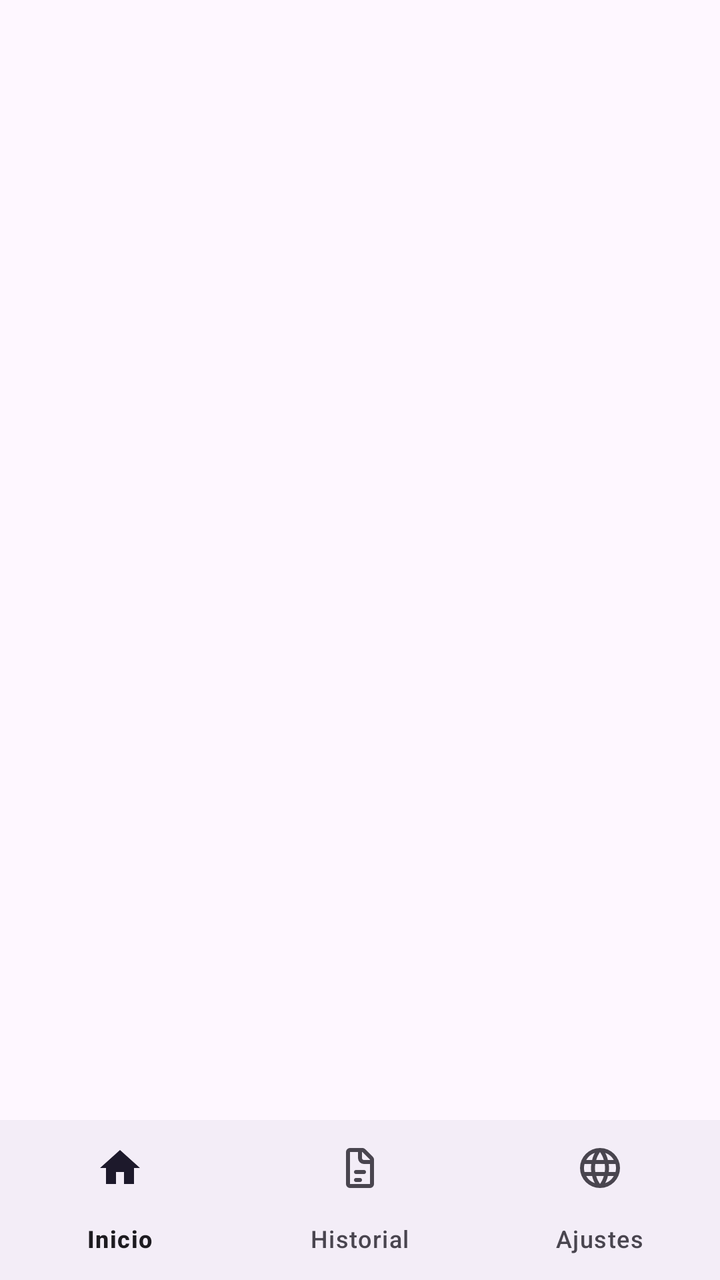
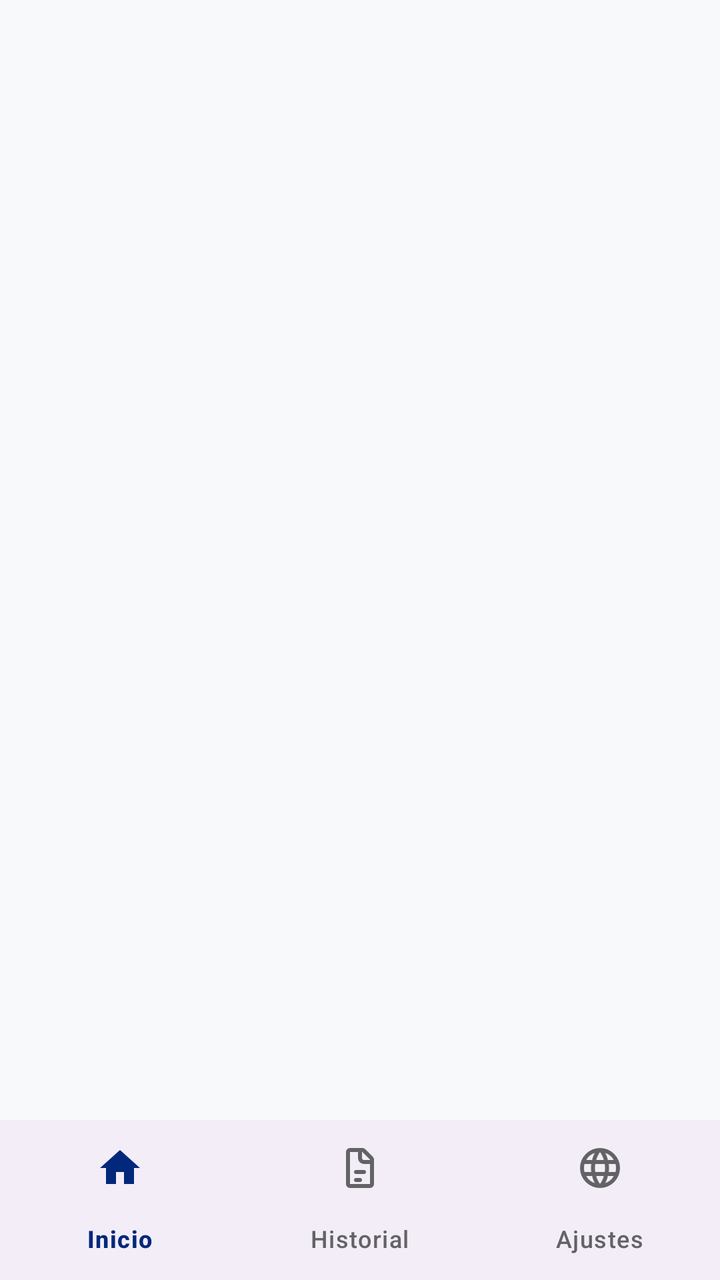

Compare the two renders of this Android layout. The source of the first and the diff that turns it into the second are given below.
<!-- AndroidManifest.xml: application theme Theme.AlertBLO -->
<!-- res/layout/activity_main.xml -->
<?xml version="1.0" encoding="utf-8"?>
<LinearLayout xmlns:android="http://schemas.android.com/apk/res/android"
    xmlns:app="http://schemas.android.com/apk/res-auto"
    android:layout_width="match_parent"
    android:layout_height="match_parent"
    android:gravity="center_horizontal"
    android:orientation="vertical" >

        <FrameLayout
            android:layout_width="match_parent"
            android:layout_height="0dp"
            android:id="@+id/contenedor_fragmentos"
            android:layout_weight="1" />

        <com.google.android.material.bottomnavigation.BottomNavigationView
            android:layout_width="match_parent"
            android:layout_height="wrap_content"
            android:id="@+id/btn_navegacion"
            app:menu="@menu/btn_nav_menu" />

</LinearLayout>
<!-- resources referenced by this layout -->
<resources>
  <style name="Theme.AlertBLO" parent="Base.Theme.AlertBLO" />
  <style name="Base.Theme.AlertBLO" parent="Theme.Material3.DayNight.NoActionBar">
          
          
      </style>
</resources>

<!-- the commit's change to res/layout/activity_main.xml (unified diff, before → after) -->
@@ -4,7 +4,8 @@
     android:layout_width="match_parent"
     android:layout_height="match_parent"
     android:gravity="center_horizontal"
-    android:orientation="vertical" >
+    android:orientation="vertical"
+    android:background="@color/fondo" >
 
         <FrameLayout
             android:layout_width="match_parent"
@@ -16,6 +17,8 @@
             android:layout_width="match_parent"
             android:layout_height="wrap_content"
             android:id="@+id/btn_navegacion"
-            app:menu="@menu/btn_nav_menu" />
+            app:menu="@menu/btn_nav_menu"
+            app:itemIconTint="@color/nav_selector"
+            app:itemTextColor="@color/nav_selector" />
 
 </LinearLayout>
<!-- resource entries referenced after the edit -->
@@ -1,5 +1,6 @@
 <!-- resources referenced by this layout -->
 <resources>
+  <color name="fondo">#F8F9FA</color>
   <style name="Theme.AlertBLO" parent="Base.Theme.AlertBLO" />
   <style name="Base.Theme.AlertBLO" parent="Theme.Material3.DayNight.NoActionBar">
           
